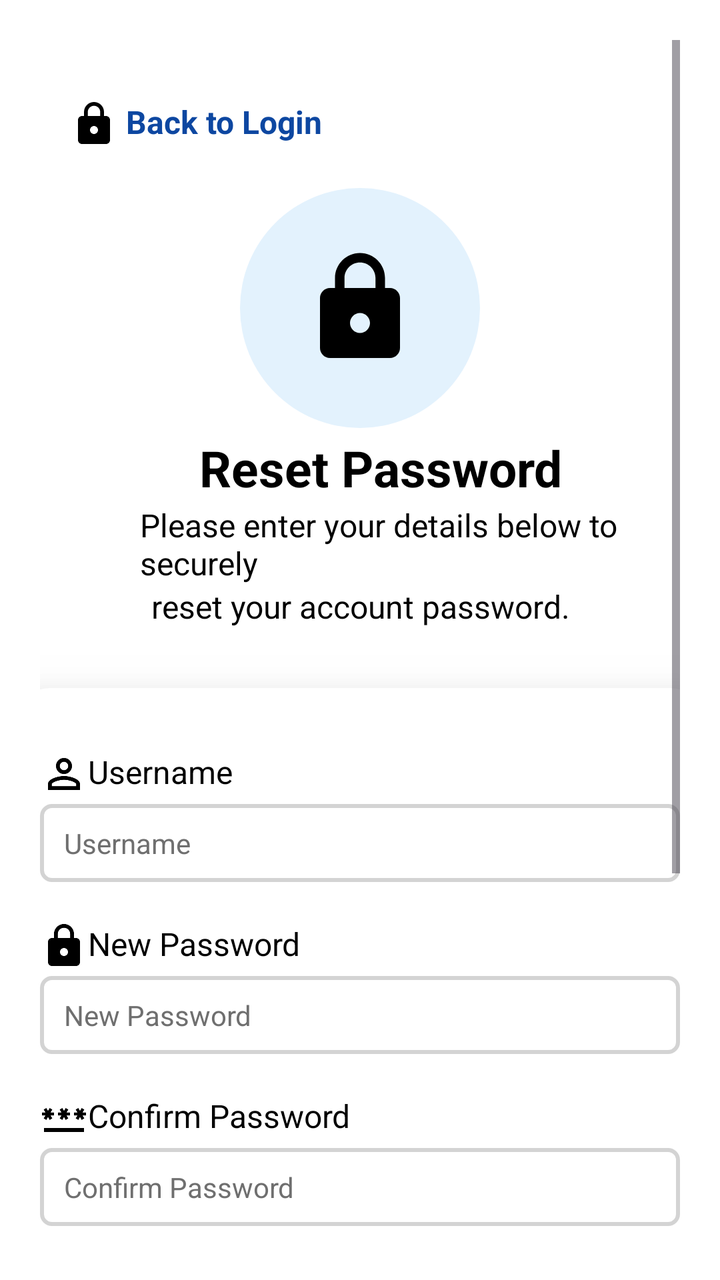
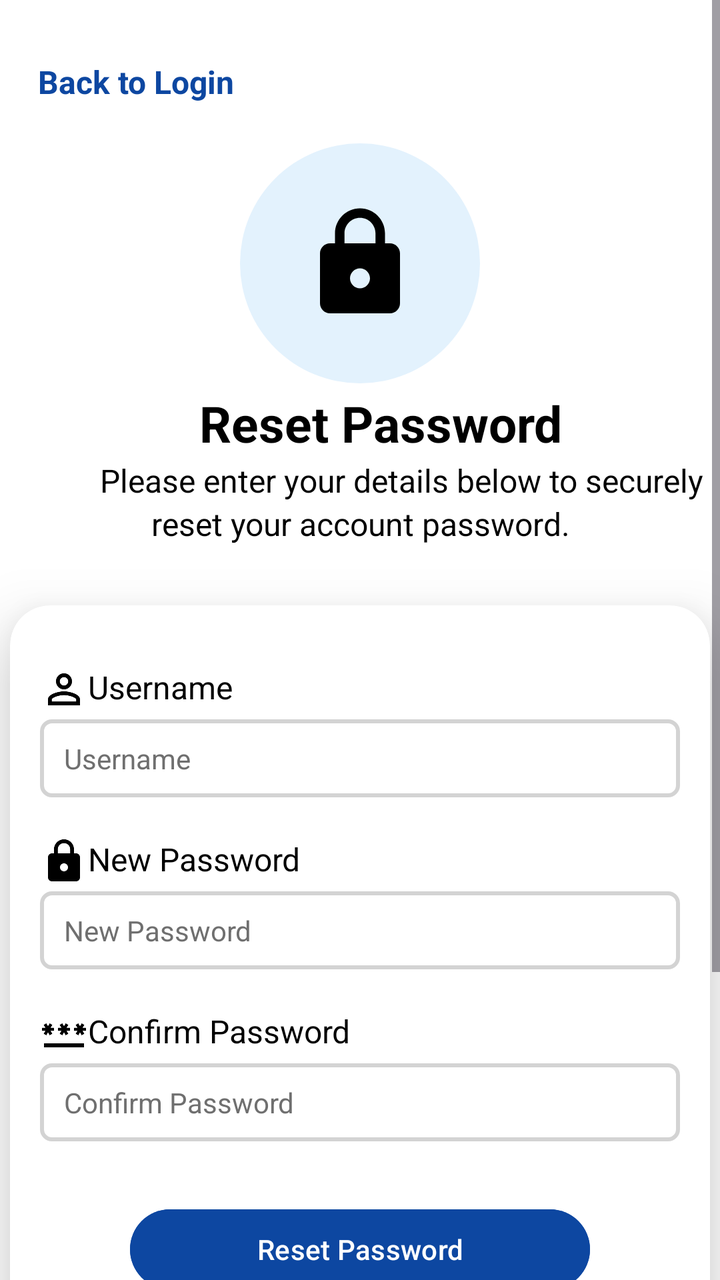

The first picture is an Android layout as it rendered before a commit; the second is the same layout after the commit. The layout source and the unified diff follow.
<!-- AndroidManifest.xml: application theme Theme.MyApplication -->
<!-- res/layout/activity_forget_password.xml -->
<?xml version="1.0" encoding="utf-8"?>
<LinearLayout
    android:orientation="vertical"
    xmlns:android="http://schemas.android.com/apk/res/android"
    xmlns:app="http://schemas.android.com/apk/res-auto"
    xmlns:tools="http://schemas.android.com/tools"
    android:id="@+id/main"
    android:layout_width="match_parent"
    android:layout_height="match_parent"
    tools:context=".ForgetPasswordActivity"
    android:gravity="center"
    android:padding="20dp"
    android:background="#ffffff">

    <ScrollView
        android:layout_width="match_parent"
        android:layout_height="wrap_content"
        android:scrollbars="vertical">

        <LinearLayout
            android:layout_width="match_parent"
            android:layout_height="wrap_content"
            android:orientation="vertical">

            <TextView
                android:layout_width="match_parent"
                android:layout_height="wrap_content"
                android:text=" Back to Login"
                android:textColor="#0D47A1"
                android:layout_marginTop="30dp"
                android:layout_marginLeft="15dp"
                android:textStyle="bold"
                android:id="@+id/tvForgetPasswordBackToLogin"
                android:drawableLeft="@drawable/lock"
                android:textSize="16dp"/>

            <ImageView
                android:layout_width="120dp"
                android:layout_height="120dp"
                android:layout_gravity="center"
                android:src="@drawable/lock"
                android:padding="30dp"
                android:layout_marginTop="20dp"
                android:background="@drawable/circle_background"
                />

            <TextView
                android:layout_width="match_parent"
                android:layout_height="wrap_content"
                android:text="Reset Password"
                android:layout_marginTop="3dp"
                android:textColor="@color/black"
                android:textSize="25dp"
                android:textStyle="bold"
                android:gravity="center"
                android:layout_marginLeft="20dp"/>

            <TextView
                android:layout_width="match_parent"
                android:layout_height="wrap_content"
                android:text="Please enter your details below to securely"
                android:layout_marginLeft="50dp"
                android:textColor="@color/black"
                android:textSize="16dp"
                android:layout_marginTop="1dp"
                />
            <TextView
                android:layout_width="match_parent"
                android:layout_height="wrap_content"
                android:text="reset your account password."
                android:textColor="@color/black"
                android:textSize="16dp"
                android:gravity="center"/>


            <androidx.cardview.widget.CardView
                android:layout_width="350dp"
                android:layout_height="380dp"
                android:layout_gravity="center"
                android:layout_marginTop="30dp"

                android:background="#FFFFFF"
                android:backgroundTint="@color/white"
                app:cardCornerRadius="20dp"
                app:cardElevation="20dp">

                <LinearLayout
                    android:layout_width="match_parent"
                    android:layout_height="wrap_content"
                    android:orientation="vertical">

                    <TextView
                        android:layout_width="match_parent"
                        android:layout_height="wrap_content"
                        android:layout_marginLeft="15dp"
                        android:layout_marginTop="31dp"
                        android:drawableLeft="@drawable/username"
                        android:text="Username"
                        android:textColor="@color/black"
                        android:textSize="16sp" />

                    <EditText
                        android:id="@+id/etForgetPasswordUsername"
                        android:layout_width="320dp"
                        android:layout_height="wrap_content"
                        android:layout_marginLeft="15dp"
                        android:layout_marginTop="3dp"
                        android:background="@drawable/edittext_bg"
                        android:hint="Username"
                        android:textSize="14dp"
                        android:textColorHint="#6F6F6F"
                        android:inputType="text"
                        android:textColor="@color/black" />

                    <TextView
                        android:layout_width="match_parent"
                        android:layout_height="wrap_content"
                        android:layout_marginLeft="15dp"
                        android:layout_marginTop="20dp"
                        android:drawableLeft="@drawable/lock"
                        android:text="New Password"
                        android:textColor="@color/black"
                        android:textSize="16sp" />


                    <EditText
                        android:id="@+id/etForgetPasswordNewPassword"
                        android:layout_width="320dp"
                        android:layout_height="wrap_content"
                        android:layout_marginLeft="15dp"
                        android:layout_marginTop="3dp"
                        android:background="@drawable/edittext_bg"
                        android:hint="New Password"
                        android:textColorHint="#6F6F6F"
                        android:textSize="14dp"
                        android:inputType="textPassword"
                        android:textColor="@color/black" />

                    <TextView
                        android:layout_width="match_parent"
                        android:layout_height="wrap_content"
                        android:layout_marginLeft="15dp"
                        android:layout_marginTop="20dp"
                        android:drawableLeft="@drawable/password"
                        android:text="Confirm Password"
                        android:textColor="@color/black"
                        android:textSize="16sp" />

                    <EditText
                        android:id="@+id/etForgetPasswordConfirmPassword"
                        android:layout_width="320dp"
                        android:layout_height="wrap_content"
                        android:layout_marginLeft="15dp"
                        android:layout_marginTop="3dp"
                        android:background="@drawable/edittext_bg"
                        android:textSize="14dp"
                        android:hint="Confirm Password"
                        android:textColorHint="#6F6F6F"
                        android:inputType="textPassword"
                        android:textColor="@color/black" />

                    <Button
                        android:id="@+id/btnForgetPasswordReset"
                        android:layout_width="230dp"
                        android:layout_height="wrap_content"
                        android:layout_gravity="center"
                        android:layout_marginTop="30dp"
                        android:layout_marginBottom="10dp"
                        android:backgroundTint="#0D47A1"
                        android:text="Reset Password"
                        android:textColor="@color/white" />

                </LinearLayout>
            </androidx.cardview.widget.CardView>

            <LinearLayout
                android:layout_width="match_parent"
                android:layout_height="50dp"
                android:layout_marginTop="20dp"
                android:layout_gravity="center"
                android:orientation="horizontal">

                <TextView
                    android:layout_width="wrap_content"
                    android:layout_height="21dp"
                    android:layout_gravity="center"
                    android:layout_marginLeft="50dp"
                    android:layout_marginTop="15dp"
                    android:layout_marginBottom="30dp"
                    android:text="Remember your password ? "
                    android:textColor="@color/black"
                    android:textSize="15sp"
                    android:textStyle="bold" />

                <TextView
                    android:layout_width="match_parent"
                    android:layout_height="wrap_content"
                    android:text="Login now"
                    android:textColor="#0D47A1"
                    android:textStyle="bold"
                    android:id="@+id/tvLoginNow"/>

            </LinearLayout>

            <TextView
                android:layout_width="match_parent"
                android:layout_height="50dp"
                android:textSize="15dp"
                android:textColor="#6F6F6F"
                android:layout_marginBottom="40dp"
                android:text="Need help? \nContact Support: support@eduvoiceindia.org"
                android:gravity="center"/>

        </LinearLayout>
    </ScrollView>
</LinearLayout>
<!-- resources referenced by this layout -->
<resources>
  <color name="black">#FF000000</color>
  <color name="white">#FFFFFFFF</color>
  <!-- drawable circle_background (drawable) -->
  <?xml version="1.0" encoding="utf-8"?>
  <shape
      xmlns:android="http://schemas.android.com/apk/res/android">
      <solid android:color="#E3F2FD"/>
      <corners android:radius="60dp"/>
  </shape>
  <!-- drawable edittext_bg (drawable) -->
  <?xml version="1.0" encoding="utf-8"?>
  <shape
      xmlns:android="http://schemas.android.com/apk/res/android">
      <solid android:color="@color/white"/>
      <stroke android:width="2dp"
          android:color="#D3D3D3"/>
  
      <corners android:radius="5dp"/>
  
      <padding
  
          android:left="12dp"
          android:right="12dp"
          android:top="10dp"
          android:bottom="10dp"/>
  </shape>
  <!-- drawable lock (drawable) -->
  <vector xmlns:android="http://schemas.android.com/apk/res/android" android:height="24dp" android:tint="#000000" android:viewportHeight="24" android:viewportWidth="24" android:width="24dp">
        
      <path android:fillColor="@android:color/white" android:pathData="M18,8h-1L17,6c0,-2.76 -2.24,-5 -5,-5S7,3.24 7,6v2L6,8c-1.1,0 -2,0.9 -2,2v10c0,1.1 0.9,2 2,2h12c1.1,0 2,-0.9 2,-2L20,10c0,-1.1 -0.9,-2 -2,-2zM12,17c-1.1,0 -2,-0.9 -2,-2s0.9,-2 2,-2 2,0.9 2,2 -0.9,2 -2,2zM15.1,8L8.9,8L8.9,6c0,-1.71 1.39,-3.1 3.1,-3.1 1.71,0 3.1,1.39 3.1,3.1v2z"/>
      
  </vector>
  <!-- drawable password (drawable) -->
  <vector xmlns:android="http://schemas.android.com/apk/res/android" android:height="24dp" android:tint="#000000" android:viewportHeight="24" android:viewportWidth="24" android:width="24dp">
        
      <path android:fillColor="@android:color/white" android:pathData="M2,17h20v2H2V17zM3.15,12.95L4,11.47l0.85,1.48l1.3,-0.75L5.3,10.72H7v-1.5H5.3l0.85,-1.47L4.85,7L4,8.47L3.15,7l-1.3,0.75L2.7,9.22H1v1.5h1.7L1.85,12.2L3.15,12.95zM9.85,12.2l1.3,0.75L12,11.47l0.85,1.48l1.3,-0.75l-0.85,-1.48H15v-1.5h-1.7l0.85,-1.47L12.85,7L12,8.47L11.15,7l-1.3,0.75l0.85,1.47H9v1.5h1.7L9.85,12.2zM23,9.22h-1.7l0.85,-1.47L20.85,7L20,8.47L19.15,7l-1.3,0.75l0.85,1.47H17v1.5h1.7l-0.85,1.48l1.3,0.75L20,11.47l0.85,1.48l1.3,-0.75l-0.85,-1.48H23V9.22z"/>
      
  </vector>
  <!-- drawable username (drawable) -->
  <vector xmlns:android="http://schemas.android.com/apk/res/android" android:height="24dp" android:tint="#000000" android:viewportHeight="24" android:viewportWidth="24" android:width="24dp">
        
      <path android:fillColor="@android:color/white" android:pathData="M12,5.9c1.16,0 2.1,0.94 2.1,2.1s-0.94,2.1 -2.1,2.1S9.9,9.16 9.9,8s0.94,-2.1 2.1,-2.1m0,9c2.97,0 6.1,1.46 6.1,2.1v1.1L5.9,18.1L5.9,17c0,-0.64 3.13,-2.1 6.1,-2.1M12,4C9.79,4 8,5.79 8,8s1.79,4 4,4 4,-1.79 4,-4 -1.79,-4 -4,-4zM12,13c-2.67,0 -8,1.34 -8,4v3h16v-3c0,-2.66 -5.33,-4 -8,-4z"/>
      
  </vector>
  <style name="Theme.MyApplication" parent="Base.Theme.MyApplication" />
  <style name="Base.Theme.MyApplication" parent="Theme.Material3.DayNight.NoActionBar">
          
          
      </style>
</resources>

<!-- the commit's change to res/layout/activity_forget_password.xml (unified diff, before → after) -->
@@ -7,10 +7,8 @@
     android:id="@+id/main"
     android:layout_width="match_parent"
     android:layout_height="match_parent"
-    tools:context=".ForgetPasswordActivity"
-    android:gravity="center"
-    android:padding="20dp"
-    android:background="#ffffff">
+    android:background="#FFFFFF"
+    tools:context=".ForgetPasswordActivity">
 
     <ScrollView
         android:layout_width="match_parent"
@@ -31,7 +29,6 @@
                 android:layout_marginLeft="15dp"
                 android:textStyle="bold"
                 android:id="@+id/tvForgetPasswordBackToLogin"
-                android:drawableLeft="@drawable/lock"
                 android:textSize="16dp"/>
 
             <ImageView
@@ -93,7 +90,7 @@
                         android:layout_width="match_parent"
                         android:layout_height="wrap_content"
                         android:layout_marginLeft="15dp"
-                        android:layout_marginTop="31dp"
+                        android:layout_marginTop="30dp"
                         android:drawableLeft="@drawable/username"
                         android:text="Username"
                         android:textColor="@color/black"
@@ -198,7 +195,7 @@
                     android:text="Login now"
                     android:textColor="#0D47A1"
                     android:textStyle="bold"
-                    android:id="@+id/tvLoginNow"/>
+                    android:id="@+id/tvLoginUser"/>
 
             </LinearLayout>
 
